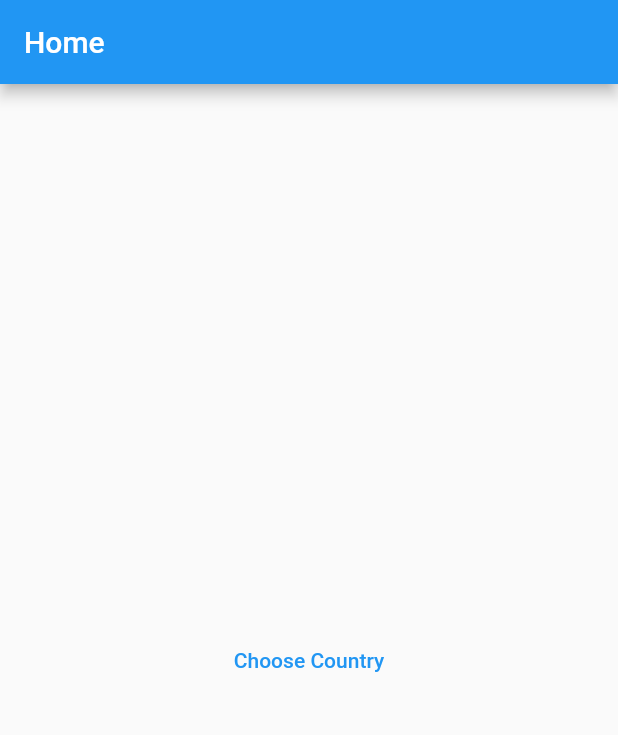
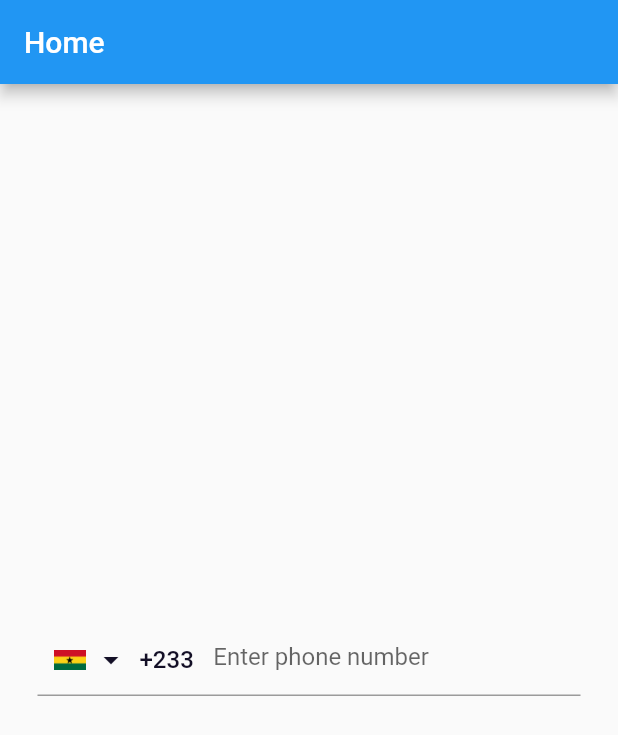
Before and after one commit to Hackman-Adu/CountryCodePicker, a Flutter app: the screen it shows after launch, on a phone screen of 412 x 824 dp. Shown: the top 735 px of the screen. Run offline on Flutter 3.47's test engine with Material 2 defaults, Android fonts, the phone set to English and light mode, and no system bars.

Commit message:
updated package

```diff
--- a/example/lib/main.dart
+++ b/example/lib/main.dart
@@ -36,34 +36,18 @@ class _HomeViewState extends State<HomeView> {
   Widget build(BuildContext context) {
     return Scaffold(
         appBar: AppBar(title: const Text("Home")),
-        body: Center(
-            child: Row(
-          mainAxisAlignment: MainAxisAlignment.center,
-          children: [
-            if (selectedCountry != null)
-              Row(mainAxisSize: MainAxisSize.min, children: [
-                const SizedBox(width: 11),
-                //INCLUDE THE PACKAGE NAME  IN Image.asset()
-                Image.asset(selectedCountry?.icon ?? "",
-                    height: 21, width: 21, package: "dialcodeselector"),
-                const SizedBox(width: 7),
-                Padding(
-                  padding: const EdgeInsets.only(right: 13),
-                  child: Text(selectedCountry?.dialCode ?? "",
-                      style: const TextStyle(fontSize: 16)),
-                )
-              ]),
-            TextButton(
-                child: const Text("Choose Country"),
-                onPressed: () async {
-                  Country? value = await DialCodeSelector.selectCountry(context,
-                      initialCountryCode: initialCountrCode);
-                  if (value == null) return;
-                  selectedCountry = value;
-                  initialCountrCode = selectedCountry?.dialCode ?? "";
-                  setState(() {});
-                })
-          ],
-        )));
+        body: Padding(
+          padding: const EdgeInsets.symmetric(horizontal: 25),
+          child: Center(
+              child: TextFormField(
+            decoration: InputDecoration(
+                hintText: "Enter phone number",
+                prefixIcon: DialCodeSelector(callback: (selectedCountry) {
+                  //use selectedCountry from callback here, Country logo is Null here
+                  print("Selected Country: ${selectedCountry.countryName}");
+                })),
+            onChanged: (String value) {},
+          )),
+        ));
   }
 }
--- a/lib/dialcodeselector.dart
+++ b/lib/dialcodeselector.dart
@@ -1,4 +1,5 @@
 library dialcodeselector;
 
-export 'src/Main/diacodeSelector.dart';
+export 'src/Main/dialCodeSelectorView.dart';
 export 'src/Model/country.dart';
+export 'src/Model/dialCodeSelectorTheme.dart';
--- a/lib/src/Main/diacodeSelector.dart
+++ /dev/null
@@ -1,28 +0,0 @@
-import 'package:dialcodeselector/src/Model/country.dart';
-import 'package:dialcodeselector/src/Utils/packageUtils.dart';
-import 'package:dialcodeselector/src/ViewModel/countryViewModel.dart';
-import 'package:dialcodeselector/src/Views/countriesMainView.dart';
-import 'package:flutter/material.dart';
-
-class DialCodeSelector {
-  static Future<Country?> selectCountry(BuildContext context,
-      {String? initialCountryCode}) async {
-    await CountryViewModel.instance.getCountries;
-    return await Navigator.of(context).push(PageRouteBuilder(
-        opaque: false,
-        barrierColor: PackageUtils.textColorBlack..withOpacity(0.5),
-        barrierLabel: '',
-        transitionDuration: const Duration(milliseconds: 200),
-        transitionsBuilder: (context, startAnimation, endAnimation, child) {
-          return SlideTransition(
-              position:
-                  Tween<Offset>(end: Offset.zero, begin: const Offset(0, 1))
-                      .animate(startAnimation),
-              child: child);
-        },
-        reverseTransitionDuration: const Duration(milliseconds: 200),
-        pageBuilder: (context, startAnimation, endAnimation) {
-          return CountriesMainView(initialCountryCode: initialCountryCode);
-        }));
-  }
-}
--- /dev/null
+++ b/lib/src/Main/dialCodeSelectorView.dart
@@ -0,0 +1,43 @@
+import 'package:dialcodeselector/dialcodeselector.dart';
+import 'package:dialcodeselector/src/Utils/dialCodeSelectorButton.dart';
+import 'package:dialcodeselector/src/ViewModel/countryViewModel.dart';
+import 'package:flutter/material.dart';
+
+class DialCodeSelector extends StatefulWidget {
+  final bool? showCountriesOnly;
+  final DialCodeSelectorTheme? dialCodeSelectorTheme;
+  final Function(Country selectedCountry)? callback;
+  const DialCodeSelector(
+      {this.showCountriesOnly = false,
+      this.dialCodeSelectorTheme,
+      this.callback,
+      super.key});
+
+  @override
+  State<DialCodeSelector> createState() => _DialCodeSelectorState();
+}
+
+class _DialCodeSelectorState extends State<DialCodeSelector> {
+  Country selectedCountry = Country.defaultCountry;
+
+  void onCountrySelected(Country selectedCountry) async {
+    this.selectedCountry = selectedCountry;
+    widget.callback?.call(Country.forCallBack(selectedCountry));
+    setState(() {});
+  }
+
+  CountryViewModel get viewModel => CountryViewModel.instance;
+
+  @override
+  void initState() {
+    super.initState();
+    viewModel.showCountriesOnly = widget.showCountriesOnly;
+    if (widget.dialCodeSelectorTheme != null) {
+      viewModel.selectorTheme = widget.dialCodeSelectorTheme!;
+    }
+  }
+
+  @override
+  Widget build(BuildContext context) =>
+      DialCodeSelectorButton(selectedCountry, onTap: onCountrySelected);
+}
--- a/lib/src/Model/country.dart
+++ b/lib/src/Model/country.dart
@@ -15,6 +15,13 @@ class Country {
         countryName: json['name']);
   }
 
+  factory Country.forCallBack(Country? country) {
+    return Country(
+        countryShortName: country?.countryShortName,
+        dialCode: country?.dialCode,
+        countryName: country?.countryName);
+  }
+
   static Country? fromCountryDialCode(String? dialCode) {
     if (dialCode == null) return null;
     try {
@@ -24,4 +31,10 @@ class Country {
       return null;
     }
   }
+
+  static Country get defaultCountry => Country(
+      icon: "asset/images/gh.png",
+      dialCode: "+233",
+      countryName: "Ghana",
+      countryShortName: "GH");
 }
--- /dev/null
+++ b/lib/src/Model/dialCodeSelectorTheme.dart
@@ -0,0 +1,13 @@
+import 'package:flutter/material.dart';
+
+class DialCodeSelectorTheme {
+  final Color? dialCodeColor;
+  final Color? dropDownButtonColor;
+  final Color? selectedDialCodeColor;
+  final Color? countryNameColor;
+  DialCodeSelectorTheme(
+      {this.dialCodeColor,
+      this.countryNameColor,
+      this.dropDownButtonColor,
+      this.selectedDialCodeColor});
+}
--- a/lib/src/Service/countryService.dart
+++ b/lib/src/Service/dialCodeSelectorService.dart
@@ -1,7 +1,7 @@
 import 'package:dialcodeselector/src/Model/country.dart';
 
-class CountryService {
-  static Map<String, dynamic> get countriesJson => {
+class DialCodeSelectorService {
+  static Map<String, dynamic> get _countriesJson => {
         "countries": [
           {"name": "Afghanistan", "code": "AF", "dial_code": "+93"},
           {"name": "Åland", "code": "AX", "dial_code": "+358"},
@@ -318,7 +318,7 @@ class CountryService {
 
   static Future<List<Country>> get getCountries async {
     try {
-      var data = countriesJson;
+      var data = _countriesJson;
       return List<Country>.from(data['countries'].map((j) {
         return Country.fromJSON(j);
       }));
--- /dev/null
+++ b/lib/src/Utils/dialCodeSelectorButton.dart
@@ -0,0 +1,49 @@
+import 'package:dialcodeselector/dialcodeselector.dart';
+import 'package:dialcodeselector/src/Utils/packageUtils.dart';
+import 'package:dialcodeselector/src/ViewModel/countryViewModel.dart';
+import 'package:flutter/material.dart';
+import 'package:flutter/services.dart';
+
+class DialCodeSelectorButton extends StatelessWidget {
+  final Country country;
+  final Function(Country selectedCountry)? onTap;
+  const DialCodeSelectorButton(this.country, {this.onTap, super.key});
+
+  CountryViewModel get viewModel => CountryViewModel.instance;
+
+  void onSelectCountry(BuildContext context) async {
+    FocusScope.of(context).unfocus();
+    await HapticFeedback.mediumImpact();
+    var country = await viewModel.selectCountry(context,
+        initialCountryCode: this.country.dialCode);
+    if (country == null) return;
+    onTap?.call(country);
+  }
+
+  @override
+  Widget build(BuildContext context) {
+    return MaterialButton(
+        padding: EdgeInsets.zero,
+        elevation: 0,
+        highlightElevation: 0,
+        onPressed: () async {
+          onSelectCountry(context);
+        },
+        child: Row(mainAxisSize: MainAxisSize.min, children: [
+          const SizedBox(width: 11),
+          Image.asset(country.icon ?? "",
+              height: 21, width: 21, package: PackageUtils.packageName),
+          const SizedBox(width: 5),
+          Icon(Icons.arrow_drop_down,
+              color: viewModel.selectorTheme.dropDownButtonColor),
+          const SizedBox(width: 7),
+          Padding(
+            padding: const EdgeInsets.only(right: 13),
+            child: Text(country.dialCode ?? "",
+                style: TextStyle(
+                    color: viewModel.selectorTheme.selectedDialCodeColor,
+                    fontSize: 16)),
+          )
+        ]));
+  }
+}
--- a/lib/src/ViewModel/countryViewModel.dart
+++ b/lib/src/ViewModel/countryViewModel.dart
@@ -1,5 +1,9 @@
 import 'package:dialcodeselector/src/Model/country.dart';
-import 'package:dialcodeselector/src/Service/countryService.dart';
+import 'package:dialcodeselector/src/Model/dialCodeSelectorTheme.dart';
+import 'package:dialcodeselector/src/Service/dialCodeSelectorService.dart';
+import 'package:dialcodeselector/src/Utils/packageUtils.dart';
+import 'package:dialcodeselector/src/Views/countriesMainView.dart';
+import 'package:flutter/material.dart';
 
 class CountryViewModel {
   CountryViewModel._();
@@ -12,8 +16,37 @@ class CountryViewModel {
 
   List<Country> get countries => _countries;
 
-  Future<void> get getCountries async {
-    var values = await CountryService.getCountries;
+  bool? showCountriesOnly = false;
+
+  DialCodeSelectorTheme selectorTheme = DialCodeSelectorTheme(
+      selectedDialCodeColor: PackageUtils.textColorBlack,
+      dropDownButtonColor: PackageUtils.textColorBlack,
+      countryNameColor: PackageUtils.textColorBlack,
+      dialCodeColor: PackageUtils.textColorBlack.withOpacity(0.65));
+
+  Future<void> get _getCountries async {
+    var values = await DialCodeSelectorService.getCountries;
     this._countries = values;
   }
+
+  Future<Country?> selectCountry(BuildContext context,
+      {String? initialCountryCode}) async {
+    await _getCountries;
+    return await Navigator.of(context).push(PageRouteBuilder(
+        opaque: false,
+        barrierColor: PackageUtils.textColorBlack..withOpacity(0.5),
+        barrierLabel: '',
+        transitionDuration: const Duration(milliseconds: 200),
+        transitionsBuilder: (context, startAnimation, endAnimation, child) {
+          return SlideTransition(
+              position:
+                  Tween<Offset>(end: Offset.zero, begin: const Offset(0, 1))
+                      .animate(startAnimation),
+              child: child);
+        },
+        reverseTransitionDuration: const Duration(milliseconds: 200),
+        pageBuilder: (context, startAnimation, endAnimation) {
+          return CountriesMainView(initialCountryCode: initialCountryCode);
+        }));
+  }
 }
--- a/pubspec.yaml
+++ b/pubspec.yaml
@@ -1,6 +1,6 @@
 name: dialcodeselector
 description: Flutter package for selecting country dial code.
-version: 1.0.1
+version: 1.0.2
 homepage: https://github.com/Hackman-Adu/CountryCodePicker
 
 environment:
```
Also changed, not shown: lib/src/Views/countryItemView.dart (+11 -8 lines), example/pubspec.lock, 1 other file.
